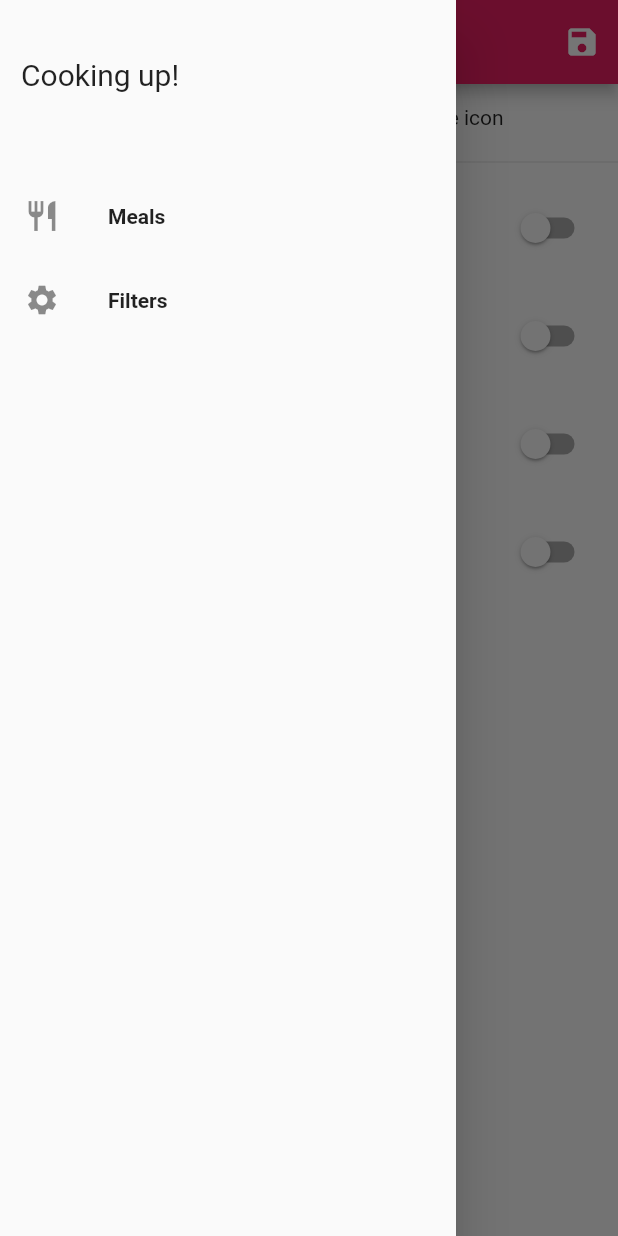
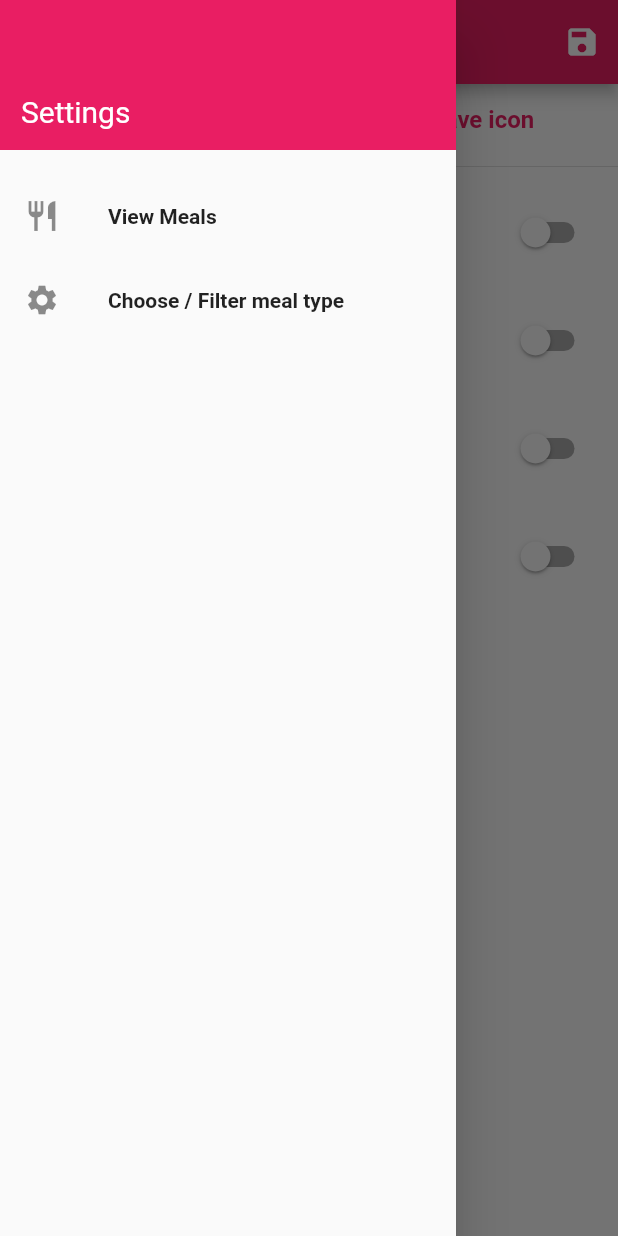
Before and after one commit to mydigita/flutter-recipe-app, a Flutter app: the FilterScreen screen opened by its route, with the side drawer open, on a phone screen of 412 x 824 dp. Run offline on Flutter 3.47's test engine with Material 2 defaults, Android fonts, the phone set to English and light mode, and no system bars.

Commit message:
changed a file name and text style

```diff
--- a/lib/main.dart
+++ b/lib/main.dart
@@ -5,7 +5,7 @@ import './screens/tabs_screen.dart';
 import './screens/meal_detail_screen.dart';
 import './screens/category_meals_screen.dart';
 import './screens/categories_screen.dart';
-import './models/meal.dart';
+import 'models/meal_model.dart';
 
 void main() {
   runApp(const MyApp());
--- a/lib/meal_data.dart
+++ b/lib/meal_data.dart
@@ -1,7 +1,7 @@
 import 'package:flutter/material.dart';
 
 import './models/category_model.dart';
-import './models/meal.dart';
+import 'models/meal_model.dart';
 
 final listOfCategories = [
   AddCategory(
--- a/lib/screens/category_meals_screen.dart
+++ b/lib/screens/category_meals_screen.dart
@@ -1,6 +1,6 @@
 import 'package:flutter/material.dart';
 import '../widgets/meal_item.dart';
-import '../models/meal.dart';
+import '../models/meal_model.dart';
 
 class CategoryMealsScreen extends StatefulWidget {
   static const routeName = '/category-meals';
--- a/lib/screens/filter_screen.dart
+++ b/lib/screens/filter_screen.dart
@@ -50,7 +50,9 @@ class _FilterScreenState extends State<FilterScreen> {
   Widget build(BuildContext context) {
     return Scaffold(
       appBar: AppBar(
-        title: const Text('Select a meal type'),
+        title: const Text(
+          'Select a meal type',
+        ),
         actions: [
           IconButton(
             icon: const Icon(Icons.save),
@@ -71,7 +73,14 @@ class _FilterScreenState extends State<FilterScreen> {
         children: [
           Container(
             padding: const EdgeInsets.all(14),
-            child: const Text('Select a meal type and press on save icon'),
+            child: const Text(
+              'Select a meal type and press on save icon',
+              style: TextStyle(
+                fontSize: 16,
+                fontWeight: FontWeight.bold,
+                color: Colors.pink,
+              ),
+            ),
           ),
           const Divider(),
           Expanded(
--- a/lib/widgets/main_drawer.dart
+++ b/lib/widgets/main_drawer.dart
@@ -24,25 +24,26 @@ class MainDrawer extends StatelessWidget {
       child: Column(
         children: [
           Container(
+            color: Colors.pink,
             height: 100,
             width: double.infinity,
             padding: const EdgeInsets.all(14),
-            alignment: Alignment.centerLeft,
+            alignment: Alignment.bottomLeft,
             child: const Text(
-              'Cooking up!',
-              style: TextStyle(fontSize: 20),
+              'Settings',
+              style: TextStyle(fontSize: 20, color: Colors.white),
             ),
           ),
           const SizedBox(height: 16),
           buildListTile(
-            'Meals',
+            'View Meals',
             Icons.restaurant,
             () {
               Navigator.of(context).pushReplacementNamed('/');
             },
           ),
           buildListTile(
-            'Filters',
+            'Choose / Filter meal type',
             Icons.settings,
             () {
               Navigator.of(context)
--- a/lib/widgets/meal_item.dart
+++ b/lib/widgets/meal_item.dart
@@ -1,5 +1,5 @@
 import 'package:flutter/material.dart';
-import '../models/meal.dart';
+import '../models/meal_model.dart';
 import '../screens/meal_detail_screen.dart';
 
 class MealItem extends StatelessWidget {
```
Also changed, not shown: lib/models/meal_model.dart (renamed from lib/models/meal.dart).
